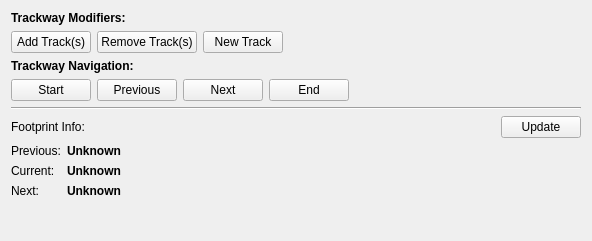
Qt form resources/widget/tools/TrackwayManagerWidget/TrackwayManagerWidget.ui (sernst/Cadence) before a commit.
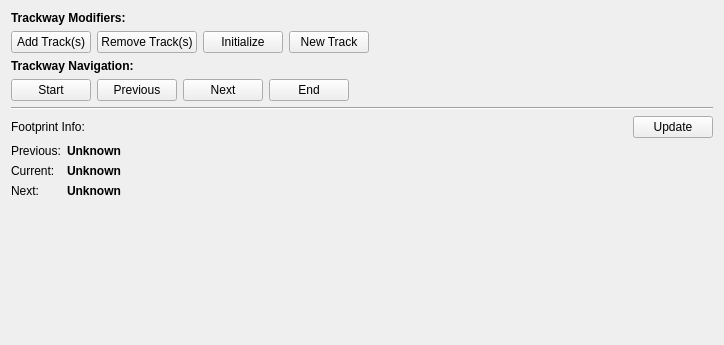
The same form after that commit.

Commit message: KAS:  revamped TrackwayManager to add initialization and newTrack

What changed in the file:
```diff
--- a/resources/widget/tools/TrackwayManagerWidget/TrackwayManagerWidget.ui
+++ b/resources/widget/tools/TrackwayManagerWidget/TrackwayManagerWidget.ui
@@ -6,8 +6,8 @@
    <rect>
     <x>0</x>
     <y>0</y>
-    <width>592</width>
-    <height>241</height>
+    <width>724</width>
+    <height>345</height>
    </rect>
   </property>
   <property name="minimumSize">
@@ -49,6 +49,13 @@
        </property>
       </widget>
      </item>
+     <item>
+      <widget class="QPushButton" name="initialBtn">
+       <property name="text">
+        <string>Initialize</string>
+       </property>
+      </widget>
+     </item>
      <item>
       <widget class="QPushButton" name="newBtn">
        <property name="text">
@@ -73,6 +80,15 @@
    </item>
    <item>
     <widget class="QLabel" name="label_2">
+     <property name="enabled">
+      <bool>true</bool>
+     </property>
+     <property name="minimumSize">
+      <size>
+       <width>568</width>
+       <height>0</height>
+      </size>
+     </property>
      <property name="font">
       <font>
        <weight>75</weight>
@@ -169,6 +185,9 @@
    </item>
    <item>
     <layout class="QFormLayout" name="formLayout">
+     <property name="fieldGrowthPolicy">
+      <enum>QFormLayout::FieldsStayAtSizeHint</enum>
+     </property>
      <item row="0" column="0">
       <widget class="QLabel" name="previousLabel_2">
        <property name="text">
@@ -189,13 +208,6 @@
        </property>
       </widget>
      </item>
-     <item row="1" column="0">
-      <widget class="QLabel" name="currentLabel_2">
-       <property name="text">
-        <string>Current:</string>
-       </property>
-      </widget>
-     </item>
      <item row="1" column="1">
       <widget class="QLabel" name="currentLabel">
        <property name="font">
@@ -209,14 +221,14 @@
        </property>
       </widget>
      </item>
-     <item row="2" column="0">
+     <item row="3" column="0">
       <widget class="QLabel" name="nextLabel_2">
        <property name="text">
         <string>Next:</string>
        </property>
       </widget>
      </item>
-     <item row="2" column="1">
+     <item row="3" column="1">
       <widget class="QLabel" name="nextLabel">
        <property name="font">
         <font>
@@ -229,6 +241,13 @@
        </property>
       </widget>
      </item>
+     <item row="1" column="0">
+      <widget class="QLabel" name="currentLabel_2">
+       <property name="text">
+        <string>Current:</string>
+       </property>
+      </widget>
+     </item>
     </layout>
    </item>
    <item>
```
The commit also changes 2 other files.
